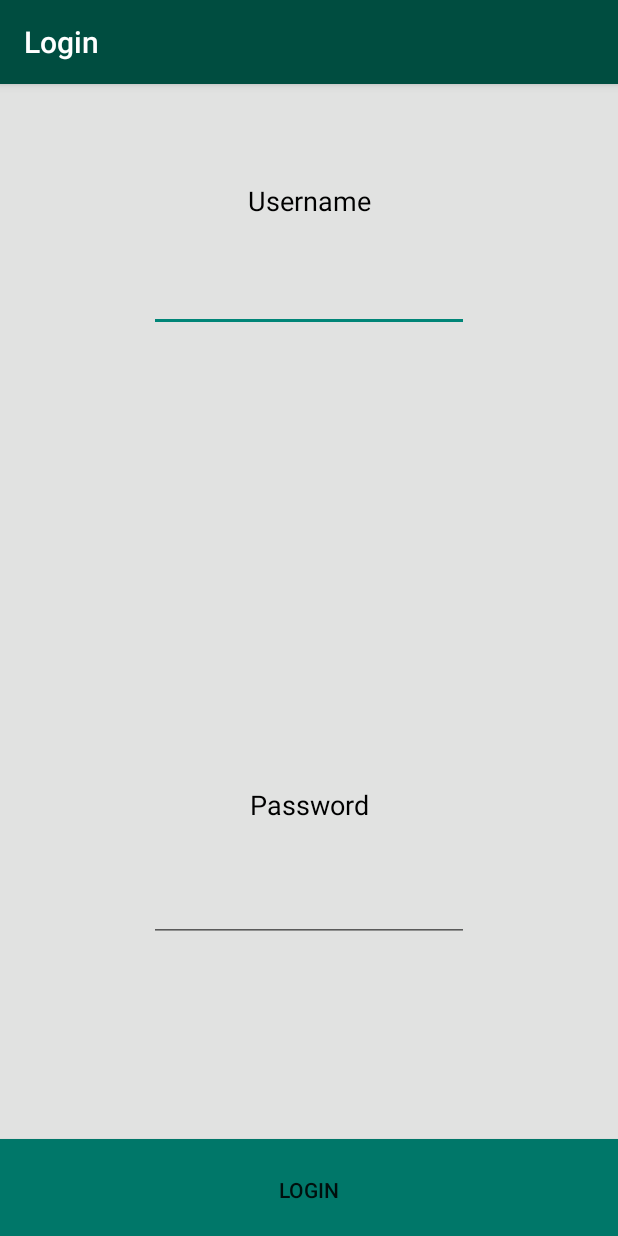
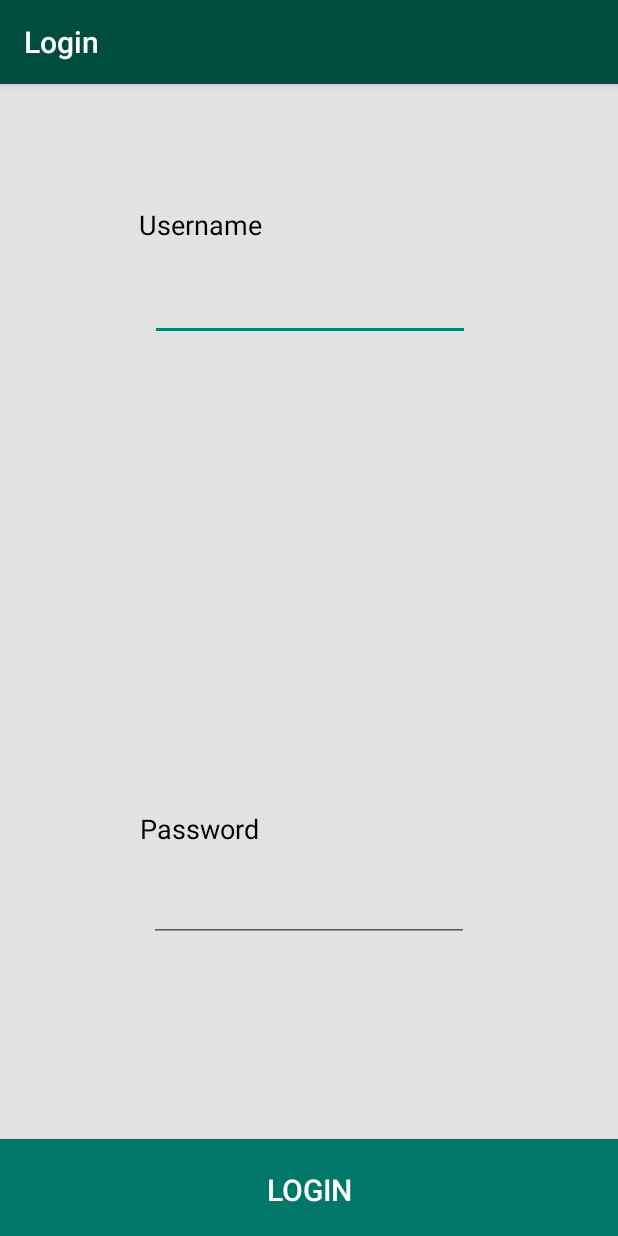
Before and after one commit to yuri0202/projectso2, an Android app: the screen it shows after launch (LoginActivity), on a phone screen of 412 x 824 dp. Run offline under Robolectric (Android 15) with nearby library versions, the phone set to English and light mode, and no system bars; libraries missing offline, so code that uses them is left out: org.springframework.http, org.springframework.web.

Commit message:
GUI - login

```diff
--- a/app/src/main/res/layout/activity_login.xml
+++ b/app/src/main/res/layout/activity_login.xml
@@ -13,7 +13,7 @@
         android:id="@+id/textView"
         android:layout_width="wrap_content"
         android:layout_height="wrap_content"
-        android:layout_marginBottom="34dp"
+        android:layout_marginBottom="18dp"
         android:text="Password"
         android:textColor="@color/common_google_signin_btn_text_dark_focused"
         android:textSize="18sp"
@@ -22,13 +22,14 @@
         app:layout_constraintRight_toRightOf="parent"
         tools:layout_constraintBottom_creator="1"
         tools:layout_constraintLeft_creator="1"
-        tools:layout_constraintRight_creator="1" />
+        tools:layout_constraintRight_creator="1"
+        app:layout_constraintHorizontal_bias="0.28" />
 
     <TextView
         android:id="@+id/textView12"
         android:layout_width="wrap_content"
         android:layout_height="wrap_content"
-        android:layout_marginTop="65dp"
+        android:layout_marginTop="81dp"
         android:text="Username"
         android:textColor="@color/common_google_signin_btn_text_dark_focused"
         android:textSize="18sp"
@@ -37,13 +38,14 @@
         app:layout_constraintTop_toTopOf="parent"
         tools:layout_constraintLeft_creator="1"
         tools:layout_constraintRight_creator="1"
-        tools:layout_constraintTop_creator="1" />
+        tools:layout_constraintTop_creator="1"
+        app:layout_constraintHorizontal_bias="0.28" />
 
     <EditText
         android:id="@+id/usernameTxt"
         android:layout_width="wrap_content"
         android:layout_height="wrap_content"
-        android:layout_marginTop="30dp"
+        android:layout_marginTop="20dp"
         android:ems="10"
         android:inputType="textPersonName"
         app:layout_constraintLeft_toLeftOf="parent"
@@ -51,7 +53,8 @@
         app:layout_constraintTop_toBottomOf="@+id/textView12"
         tools:layout_constraintLeft_creator="1"
         tools:layout_constraintRight_creator="1"
-        tools:layout_constraintTop_creator="1" />
+        tools:layout_constraintTop_creator="1"
+        app:layout_constraintHorizontal_bias="0.502" />
 
     <Button
         android:id="@+id/okBtn"
@@ -60,6 +63,8 @@
         android:layout_marginTop="131dp"
         android:background="@color/colorPLight"
         android:text="LOGIN"
+        android:textColor="#FFFFFF"
+        android:textSize="20sp"
         app:layout_constraintLeft_toLeftOf="parent"
         app:layout_constraintRight_toRightOf="parent"
         app:layout_constraintTop_toBottomOf="@+id/passwordTxt"
```
